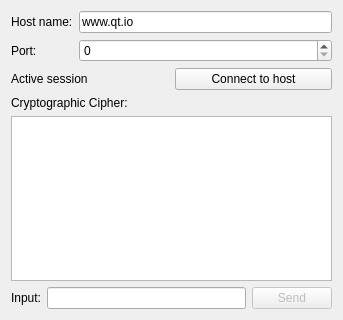
The window that securesocketclient/securesocketclient/securesocketclient.ui (wxz879526/QT_Demo) describes before a commit, drawn with Qt 5.
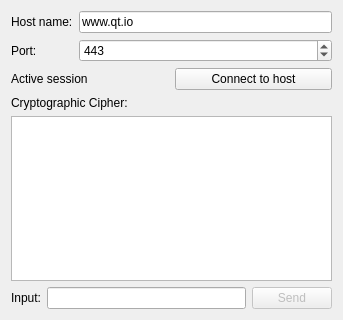
The same window after the commit.

What changed in the file:
```diff
--- a/securesocketclient/securesocketclient/securesocketclient.ui
+++ b/securesocketclient/securesocketclient/securesocketclient.ui
@@ -75,7 +75,14 @@
       </widget>
      </item>
      <item row="1" column="1">
-      <widget class="QSpinBox" name="portBox"/>
+      <widget class="QSpinBox" name="portBox">
+       <property name="maximum">
+        <number>100000</number>
+       </property>
+       <property name="value">
+        <number>443</number>
+       </property>
+      </widget>
      </item>
     </layout>
    </item>
```
Left out of the diff: 18 changed lines with no effect on the pictures.
